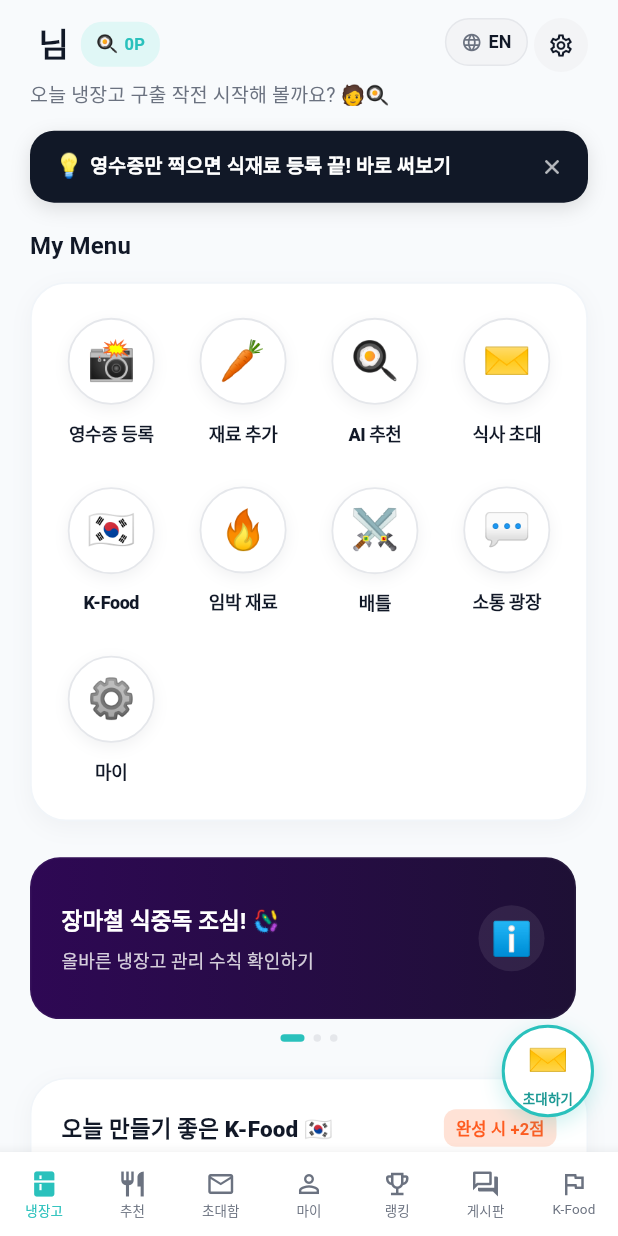
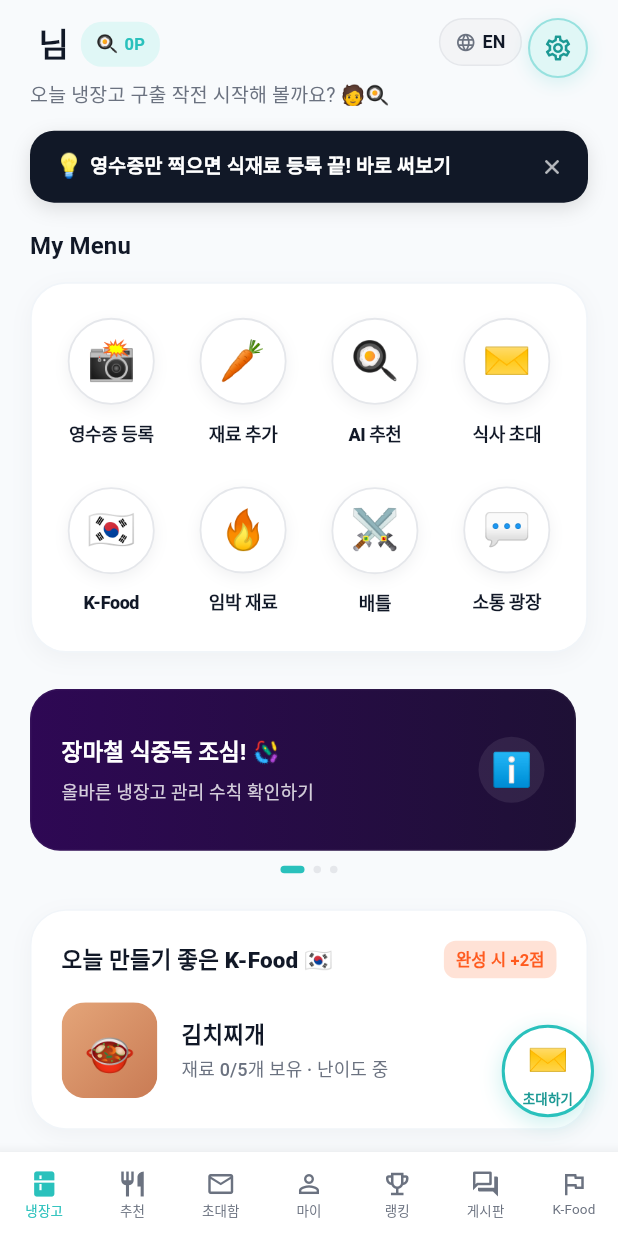
Before and after one commit to cha3098-art/fridge_chef_starter, a Flutter app: the MainDashboardScreen screen opened directly, on a phone screen of 412 x 824 dp. Run offline on Flutter 3.47's test engine with Material 3 defaults, Android fonts, the phone set to English and light mode, and no system bars; our stand-ins replace app_links, firebase_core, firebase_messaging, flutter_image_compress, flutter_local_notifications, google_fonts and 4 more; missing offline and left inert: google_mlkit_text_recognition; accounts and stored records are empty; network calls fail; Roboto replaces fonts that are missing (Pretendard).

Commit message:
Drop the redundant My Menu settings icon, reinforce the header one
My Menu had 9 icons where the last (⚙️ 마이) duplicated the header's
settings button one-for-one — same MyScreen destination, just taking
up an awkward trailing grid row. Removed it for a clean 2x4 grid, and
gave the header settings icon a mint accent (bigger, tinted, bordered,
shadowed) so it reads as the entry point now that it's the only one.

Co-Authored-By: Claude Sonnet 5 <noreply@anthropic.com>

```diff
--- a/lib/screens/main_dashboard_screen.dart
+++ b/lib/screens/main_dashboard_screen.dart
@@ -306,16 +306,29 @@ class _MainDashboardScreenState extends State<MainDashboardScreen>
           ),
           const LanguageToggle(),
           const SizedBox(width: 4),
+          // My Menu에서 "마이" 아이콘을 없앤 만큼, 마이페이지로 가는 유일한 입구가 되어
+          // 눈에 띄어야 해서 시그니처 민트 톤으로 강조했다(기존엔 무채색 원 버튼이었음).
           GestureDetector(
             onTap: () => Navigator.of(context)
                 .push(MaterialPageRoute(builder: (_) => const MyScreen())),
             child: Container(
-              width: 36,
-              height: 36,
-              decoration: const BoxDecoration(
-                  color: AppColors.paperDeep, shape: BoxShape.circle),
+              width: 40,
+              height: 40,
+              decoration: BoxDecoration(
+                color: AppColors.greenSoft,
+                shape: BoxShape.circle,
+                border: Border.all(
+                    color: AppColors.green.withValues(alpha: 0.4), width: 1.4),
+                boxShadow: [
+                  BoxShadow(
+                    color: AppColors.green.withValues(alpha: 0.18),
+                    blurRadius: 10,
+                    offset: const Offset(0, 3),
+                  ),
+                ],
+              ),
               child: const Icon(Icons.settings_outlined,
-                  size: 18, color: AppColors.ink),
+                  size: 20, color: AppColors.greenDeep),
             ),
           ),
         ],
@@ -372,12 +385,6 @@ class _MainDashboardScreenState extends State<MainDashboardScreen>
         label: tr('소통 광장', 'Board'),
         onTap: () => Navigator.of(context)
             .push(MaterialPageRoute(builder: (_) => const BoardScreen())),
-      ),
-      (
-        icon: '⚙️',
-        label: tr('마이', 'My'),
-        onTap: () => Navigator.of(context)
-            .push(MaterialPageRoute(builder: (_) => const MyScreen())),
       ),
     ];
 
```
